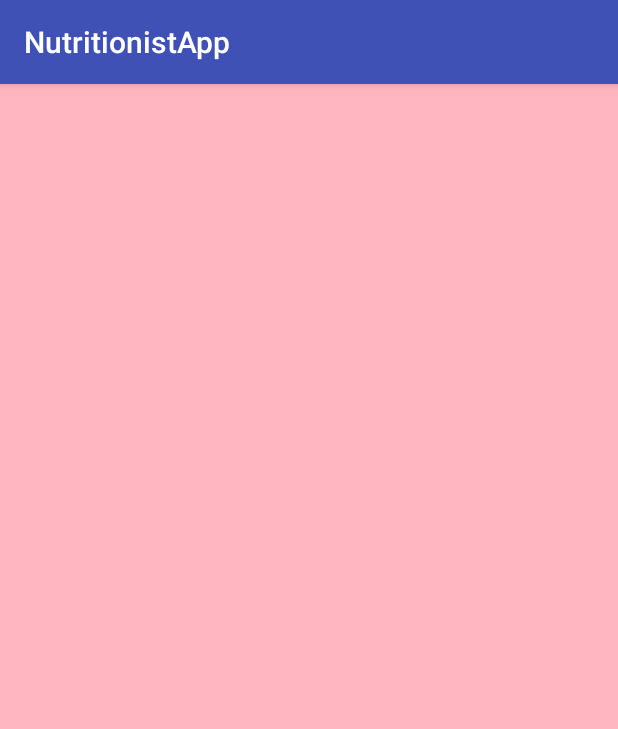
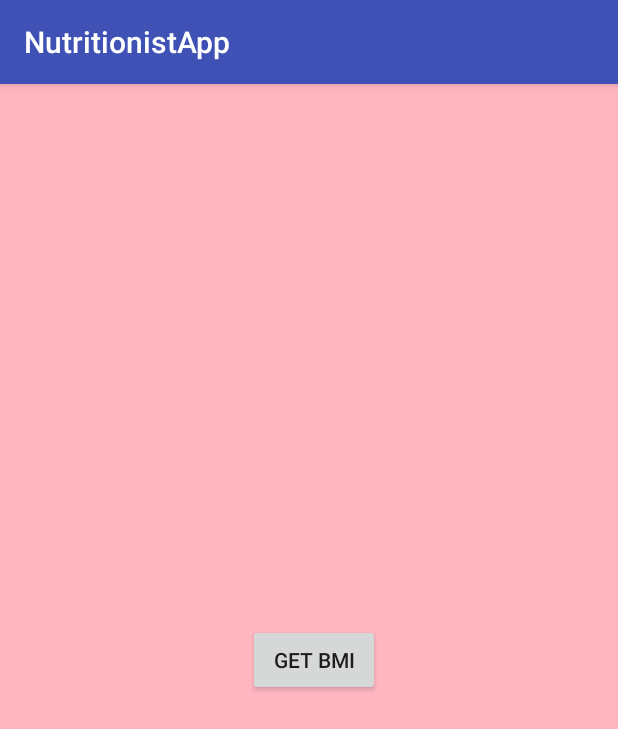
Before and after one commit to Destevaa/NutritionistApp, an Android app: the pageFour screen opened directly, with no data from a screen before it, on a phone screen of 412 x 824 dp. Shown: the top 729 px of the screen. Run offline under Robolectric (Android 15) with nearby library versions, the phone set to English and light mode, and no system bars.

Commit message:
FrontEnd Update

```diff
--- a/app/src/main/java/darryl/esteva/com/nutritionistapp/pageFour.java
+++ b/app/src/main/java/darryl/esteva/com/nutritionistapp/pageFour.java
@@ -12,8 +12,8 @@ import android.widget.Toast;
 public class pageFour extends AppCompatActivity {
 
 
-
-
+    DatabaseHelper myDb;
+    Button getBMI;
 
 
 
@@ -22,9 +22,57 @@ public class pageFour extends AppCompatActivity {
         super.onCreate(savedInstanceState);
         setContentView(R.layout.activity_page_four);
 
+        myDb = new DatabaseHelper(this);
+
+        getBMI = (Button)findViewById(R.id.retrieveBMI);
+
+        viewBMIbyID();
+    }
 
 
 
+    public void viewBMIbyID()
+    {
+        getBMI.setOnClickListener(
+                new View.OnClickListener()
+                {
+                    @Override
+                    public void onClick(View v)
+                    {
+                        Cursor res = myDb.getDataOnID();
+                        if(res.getCount() == 0)
+                        {
+                            //show message
+                            showMessage("Error", "Nothing Found");
+                            return;
+                        }
+                        StringBuffer buffer = new StringBuffer();
+                        while(res.moveToNext())
+                        {
+                            /*buffer.append("Id: " + res.getString(0) + "\n");
+                            buffer.append("Name: " + res.getString(1) + "\n");
+                            buffer.append("Username: " + res.getString(2) + "\n");*/
+                            buffer.append("BMI: " + res.getString(3) + "\n\n");
+                        }
+
+                        //Show all data
+                        showMessage("Data ",buffer.toString());
+
+
+
+                    }
+                }
+
+
+        );
+    }
+
+    public void showMessage(String title, String Message){
+        AlertDialog.Builder builder = new AlertDialog.Builder(this);
+        builder.setCancelable(true);
+        builder.setTitle(title);
+        builder.setMessage(Message);
+        builder.show();
 
     }
 
--- a/app/src/main/res/layout/activity_page_four.xml
+++ b/app/src/main/res/layout/activity_page_four.xml
@@ -8,4 +8,19 @@
     tools:context=".pageFour">
 
 
+    <Button
+        android:id="@+id/retrieveBMI"
+        android:layout_width="wrap_content"
+        android:layout_height="wrap_content"
+        android:layout_marginBottom="8dp"
+        android:layout_marginEnd="8dp"
+        android:layout_marginLeft="14dp"
+        android:layout_marginRight="8dp"
+        android:layout_marginStart="14dp"
+        android:layout_marginTop="8dp"
+        android:text="GET BMI"
+        app:layout_constraintBottom_toBottomOf="parent"
+        app:layout_constraintEnd_toEndOf="parent"
+        app:layout_constraintStart_toStartOf="parent"
+        app:layout_constraintTop_toTopOf="parent" />
 </android.support.constraint.ConstraintLayout>
```
Also changed, not shown: app/src/main/java/darryl/esteva/com/nutritionistapp/DatabaseHelper.java (+9 -0 lines).
